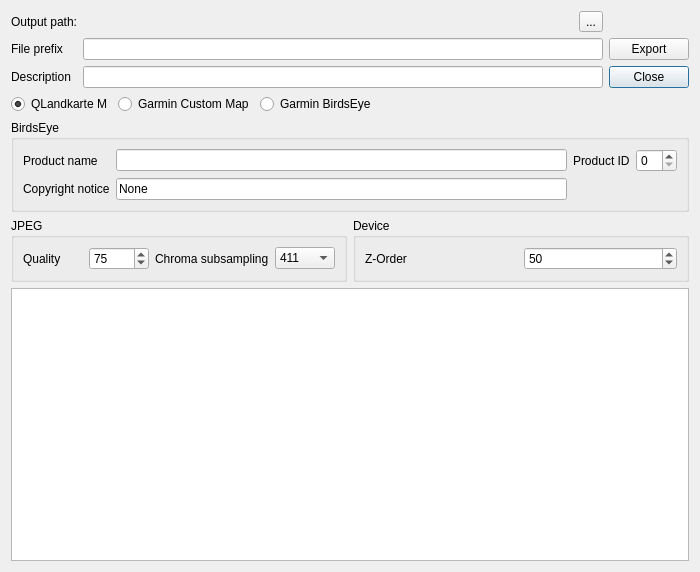
Above: src/IMapQMAPExport.ui from ntruchsess/QLandkarteGT before the change. Below: the same form after it.
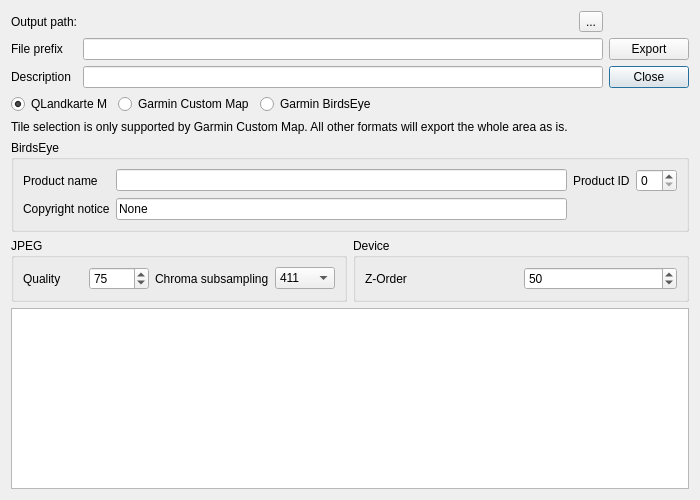
That is the form after the change.

Commit message: add tile selection support to map2gcm

Patch:
```diff
--- a/src/IMapQMAPExport.ui
+++ b/src/IMapQMAPExport.ui
@@ -7,7 +7,7 @@
     <x>0</x>
     <y>0</y>
     <width>700</width>
-    <height>572</height>
+    <height>500</height>
    </rect>
   </property>
   <property name="windowTitle">
@@ -118,6 +118,13 @@
      </item>
     </layout>
    </item>
+   <item>
+    <widget class="QLabel" name="labelTileSelection">
+     <property name="text">
+      <string>Tile selection is only supported by Garmin Custom Map. All other formats will export the whole area as is.</string>
+     </property>
+    </widget>
+   </item>
    <item>
     <widget class="QGroupBox" name="groupBirdsEye">
      <property name="title">
```
The commit also changes 3 other files.
